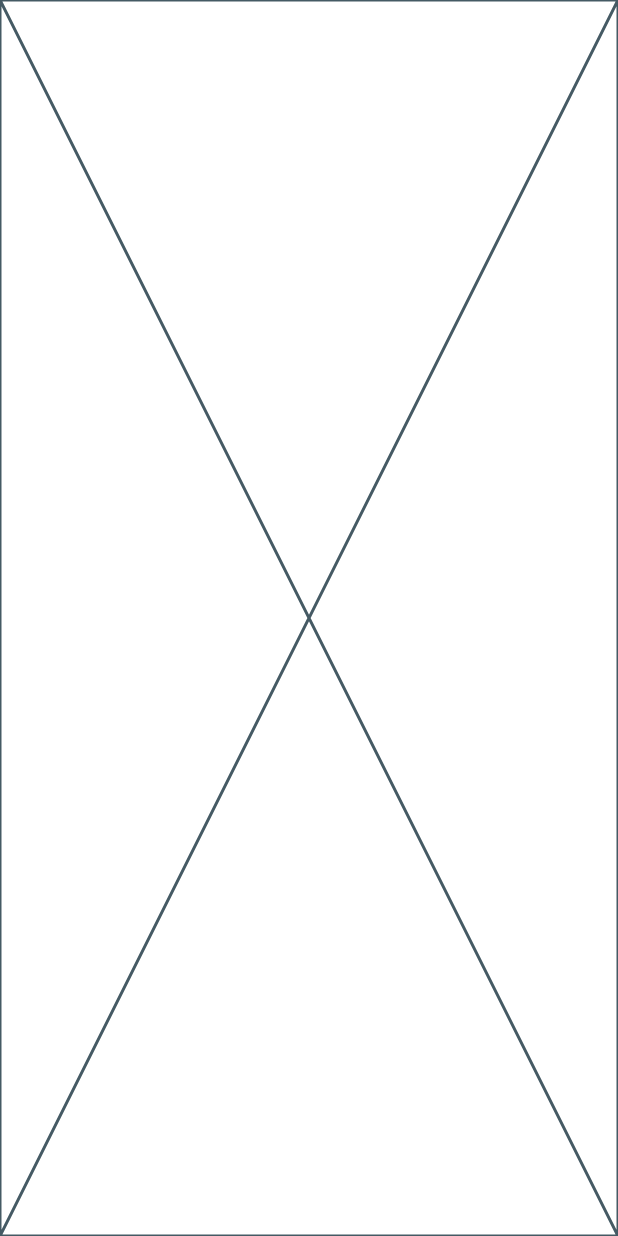
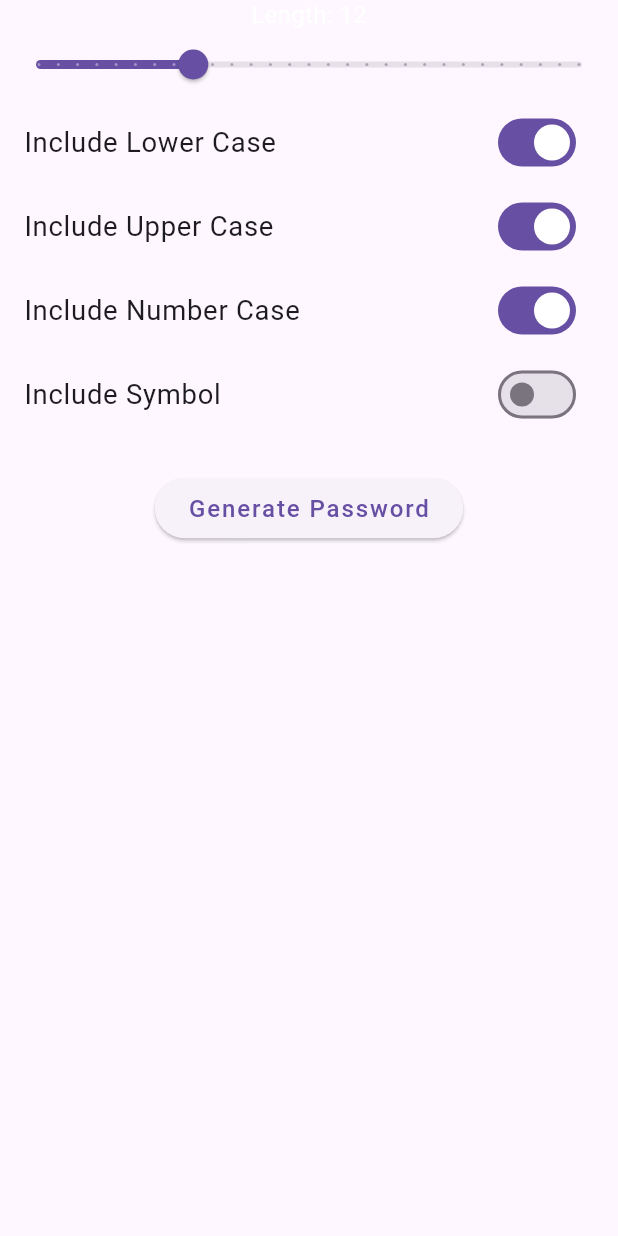
Before and after one commit to Gulshid/Password-Generator, a Flutter app: the screen it shows after launch, on a phone screen of 412 x 824 dp. Run offline on Flutter 3.47's test engine with Material 3 defaults, Android fonts, the phone set to English and light mode, and no system bars; our stand-ins replace flutter_screenutil, fluttertoast.

Commit message:
Working in Password Generator

```diff
--- /dev/null
+++ b/password_generator/devtools_options.yaml
@@ -0,0 +1,3 @@
+description: This file stores settings for Dart & Flutter DevTools.
+documentation: https://docs.flutter.dev/tools/devtools/extensions#configure-extension-enablement-states
+extensions:
--- a/password_generator/lib/Model_/pass_model.dart
+++ b/password_generator/lib/Model_/pass_model.dart
@@ -1,3 +1,4 @@
 class PassModel {
-
+  final String value;
+  PassModel({required this.value});
 }
--- a/password_generator/lib/View_/home_view.dart
+++ b/password_generator/lib/View_/home_view.dart
@@ -1,4 +1,7 @@
 import 'package:flutter/material.dart';
+import 'package:flutter_screenutil/flutter_screenutil.dart';
+import 'package:password_generator/View_model/Pass_viewModel.dart';
+import 'package:provider/provider.dart';
 
 class HomeView extends StatefulWidget {
   const HomeView({super.key});
@@ -10,6 +13,64 @@ class HomeView extends StatefulWidget {
 class _HomeViewState extends State<HomeView> {
   @override
   Widget build(BuildContext context) {
-    return const Placeholder();
+    final VProvider = Provider.of<PassViewmodel>(context);
+    return Scaffold(body:
+      Column(
+        children:[
+          Text('Length: ${VProvider.length.toInt()}'),
+          Slider(
+            value: VProvider.length,
+            onChanged: VProvider.SetLength,
+            min: 4,
+            max: 32,
+            divisions:28 ,
+            label: VProvider.length.toInt().toString(),
+            ),
+
+
+            SwitchListTile(
+              title: Text('Include Lower Case'),
+              value: VProvider.IncludeLowerCase,
+              onChanged: VProvider.SetLowerCase,
+              ),
+
+
+              SwitchListTile(
+              title: Text('Include Upper Case'),
+              value: VProvider.IncludeUpperCase,
+              onChanged: VProvider.SetUpperCase,
+              ),
+
+
+              SwitchListTile(
+              title: Text('Include Number Case'),
+              value: VProvider.IncludeNumber,
+              onChanged: VProvider.SetNumber,
+              ),
+
+
+              SwitchListTile(
+              title: Text('Include Symbol '),
+              value: VProvider.Includesymbols,
+              onChanged: VProvider.SetSymbol,
+              ),
+
+              SizedBox(height: 20.h,),
+
+              ElevatedButton(
+              onPressed: VProvider.genrate_password,
+              child: Text('Generate Password')),
+
+              SizedBox(height: 20.h,),
+
+              SelectableText(
+                VProvider.password?.value??'',
+                style: TextStyle(fontSize: 20.sp, color: Colors.black, ),
+                textAlign: TextAlign.center,
+              )
+
+
+        ]
+      ));
   }
 }
--- a/password_generator/lib/View_model/Pass_viewModel.dart
+++ b/password_generator/lib/View_model/Pass_viewModel.dart
@@ -1,5 +1,83 @@
+import 'dart:math';
+
 import 'package:flutter/material.dart';
+import 'package:fluttertoast/fluttertoast.dart';
+import 'package:password_generator/Model_/pass_model.dart';
 
-class PassViewmodel  with ChangeNotifier{
+class PassViewmodel with ChangeNotifier {
+  bool IncludeLowerCase = true;
+  bool IncludeUpperCase = true;
+  bool IncludeNumber = true;
+  bool Includesymbols = false;
+  double length = 12;
 
+  PassModel? _password;
+  PassModel? get password => _password;
+
+  //set the lower Case value
+  void SetLowerCase(bool value) {
+    IncludeLowerCase = value;
+    notifyListeners();
+  }
+
+  //set the Upper Case value
+  void SetUpperCase(bool value) {
+    IncludeUpperCase = value;
+    notifyListeners();
+  }
+
+  //set the Numbers value
+  void SetNumber(bool value) {
+    IncludeNumber = value;
+    notifyListeners();
+  }
+
+  //set the Symbol value
+  void SetSymbol(bool value) {
+    Includesymbols = value;
+    notifyListeners();
+  }
+
+  //set the length
+  void SetLength(double len) {
+    length = len;
+    notifyListeners();
+  }
+
+  //function for Generator to generate the Password
+  void genrate_password() {
+    const lowercase = 'abcdefghijklmnopqrstuvwxyz';
+    const uppercase = 'ABCDEFGHIJKLMNOPQRSTUVWXYZ';
+    const numbers = '0123456789';
+    const symbols = '!<>@#%^&*(-_+=|/?.,~";:{[}])';
+
+    String chars = '';
+    if (IncludeLowerCase) {
+      chars += lowercase;
+    }
+    if (IncludeUpperCase) {
+      chars += uppercase;
+    }
+    if (IncludeNumber) {
+      chars += numbers;
+    }
+    if (Includesymbols) {
+      chars += symbols;
+    }
+
+    if (chars.isEmpty) {
+      Fluttertoast.showToast(msg: 'Select at least one Character set');
+      return;
+    }
+
+    final random = Random();
+    final generated =
+        List.generate(
+          length.toInt(),
+          (index) => chars[random.nextInt(chars.length)],
+        ).join();
+
+    _password = PassModel(value: generated);
+    notifyListeners();
+  }
 }
```
